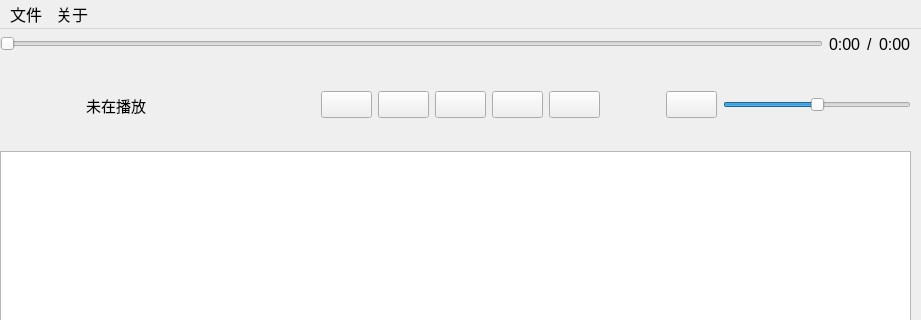
Qt form mainwindow.ui (25programmingpractice/whatever) before a commit; both pictures show x 0 to 921 and y 0 to 320 of the 921 by 565 pixel window.
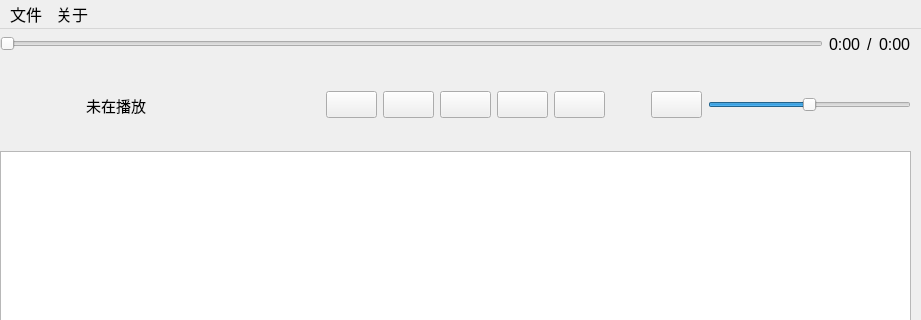
The same form after that commit. Icons and pictures are not drawn.

Commit message: feat(ui): added album cover

```diff
--- a/mainwindow.ui
+++ b/mainwindow.ui
@@ -177,7 +177,7 @@
          </property>
          <property name="sizeHint" stdset="0">
           <size>
-           <width>40</width>
+           <width>30</width>
            <height>20</height>
           </size>
          </property>
@@ -333,7 +333,7 @@
          </property>
          <property name="sizeHint" stdset="0">
           <size>
-           <width>60</width>
+           <width>40</width>
            <height>0</height>
           </size>
          </property>
```
The commit also changes 3 other files.
